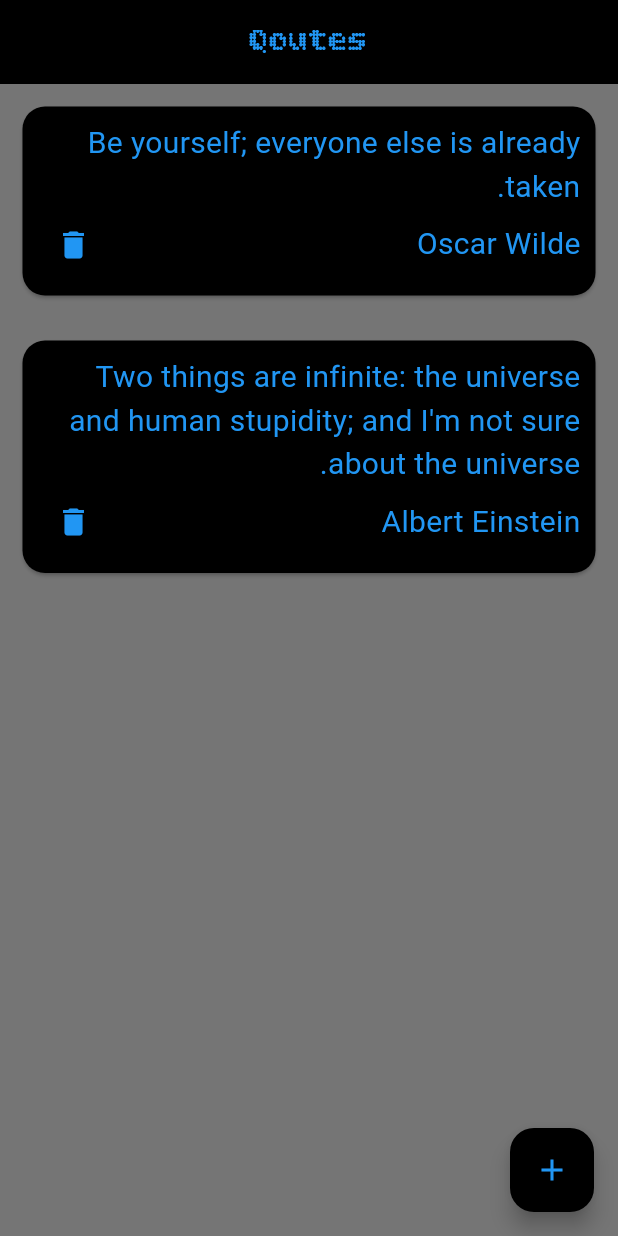
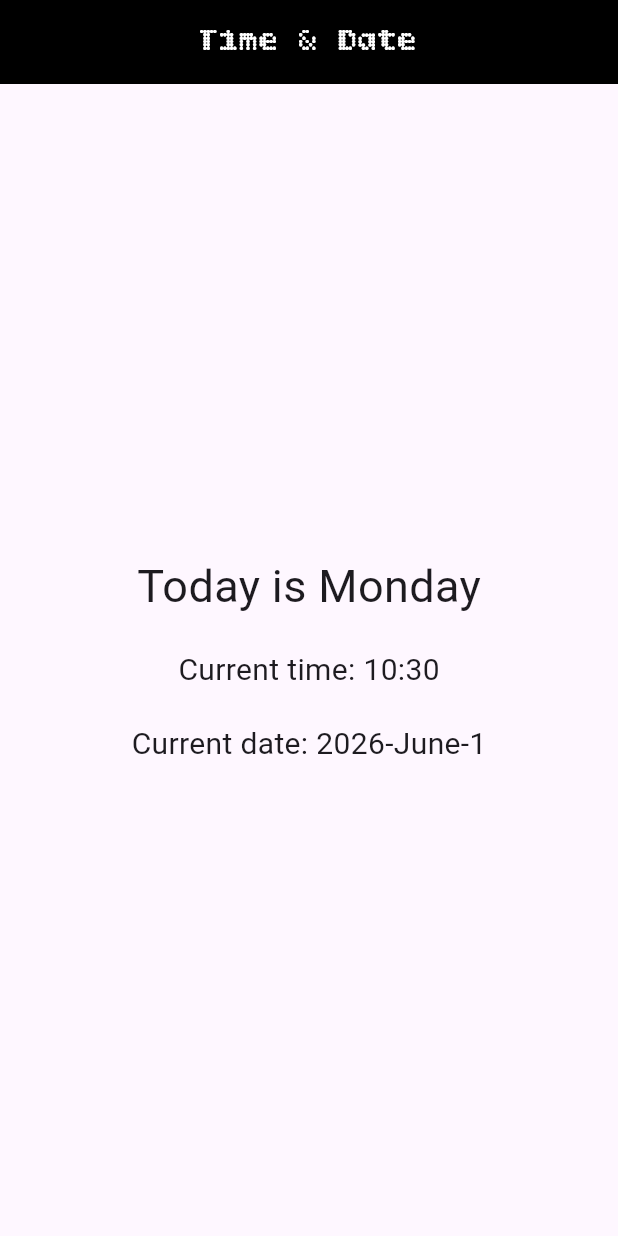
Before and after one commit to bassemali9507-sys/Qoutes_APP, a Flutter app: the screen it shows after launch, on a phone screen of 412 x 824 dp. Run offline on Flutter 3.47's test engine with Material 3 defaults, Android fonts, the phone set to English and light mode, and no system bars.

Commit message:
Refactor Timer app: replace Quotes functionality with current time and date display

```diff
--- a/lib/main.dart
+++ b/lib/main.dart
@@ -1,140 +1,110 @@
 import 'package:flutter/material.dart';
-import 'package:start_up_project/pages/cards.dart';
 
 void main() {
-  runApp(const Qoutes());
+  runApp(const Timer());
 }
 
-class Qoutes extends StatefulWidget {
-  const Qoutes({Key? key}) : super(key: key);
+class Timer extends StatefulWidget {
+  const Timer({super.key});
 
   @override
-  State<Qoutes> createState() => _QoutesState();
+  State<Timer> createState() => _TimerState();
 }
 
-class Quote {
-  String title;
-  String author;
-  Quote({required this.title, required this.author});
-}
+class _TimerState extends State<Timer> {
+  String Today = "";
 
-class _QoutesState extends State<Qoutes> {
-  List<Quote> allQoutes = [
-    Quote(
-      title: "Be yourself; everyone else is already taken.",
-      author: "Oscar Wilde",
-    ),
-    Quote(
-      title:
-          "Two things are infinite: the universe and human stupidity; and I'm not sure about the universe.",
-      author: "Albert Einstein",
-    ),
-  ];
-  final TextEditingController titleController = TextEditingController();
-  final TextEditingController authorController = TextEditingController();
+  String hour = "";
+  String minute = "";
 
-  addingText() {
+  String year = "";
+  String month = "";
+  String day = "";
+
+  void _dateFunctions() {
     setState(() {
-      allQoutes.add(
-        Quote(title: titleController.text, author: authorController.text),
-      );
+      final months = [
+        'January',
+        'February',
+        'March',
+        'April',
+        'May',
+        'June',
+        'July',
+        'August',
+        'September',
+        'October',
+        'November',
+        'December',
+      ];
+      DateTime now = DateTime.now();
+      year = now.year.toString();
+      month = months[now.month - 1];
+      day = now.day.toString();
+      hour = now.hour.toString();
+      minute = now.minute.toString();
+      switch (now.weekday) {
+        case 1:
+          Today = "Monday";
+          break;
+        case 2:
+          Today = "Tuesday";
+          break;
+        case 3:
+          Today = "Wednesday";
+          break;
+        case 4:
+          Today = "Thursday";
+          break;
+        case 5:
+          Today = "Friday";
+          break;
+        case 6:
+          Today = "Saturday";
+          break;
+        case 7:
+          Today = "Sunday";
+          break;
+      }
     });
-    titleController.clear();
-    authorController.clear();
   }
 
-  delete(Quote item) {
-    setState(() {
-      allQoutes.remove(item);
-    });
+  @override
+  void initState() {
+    super.initState();
+    _dateFunctions();
   }
 
   @override
   Widget build(BuildContext context) {
     return MaterialApp(
       debugShowCheckedModeBanner: false,
-      theme: ThemeData.light(useMaterial3: true),
       home: Scaffold(
-        backgroundColor: Colors.grey[600],
         appBar: AppBar(
           backgroundColor: Colors.black,
-          title: const Text(
-            "Qoutes",
-            style: TextStyle(color: Colors.blue, fontFamily: "Bassem"),
+          title: Text(
+            "Time & Date",
+            style: TextStyle(color: Colors.white, fontFamily: "Bassem"),
           ),
           centerTitle: true,
         ),
-        body: Column(
-          children: [
-            ...allQoutes.map(
-              (item) => CardWidget(
-                item: item,
-                title: item.title,
-                author: item.author,
-                delete: (qouteToWithdrawn) {
-                  setState(() {
-                    allQoutes.remove(item);
-                  });
-                },
+        body: Center(
+          child: Column(
+            mainAxisAlignment: MainAxisAlignment.center,
+            children: [
+              Text("Today is $Today", style: TextStyle(fontSize: 30)),
+              SizedBox(height: 20),
+              Text(
+                "Current time: ${hour.padLeft(2, '0')}:${minute.padLeft(2, '0')}",
+                style: TextStyle(fontSize: 20),
               ),
-            ),
-          ],
-        ),
-        floatingActionButton: Builder(
-          builder: (BuildContext contextOfButton) {
-            return FloatingActionButton(
-              onPressed: () {
-                showDialog(
-                  context: contextOfButton,
-                  builder: (BuildContext context) {
-                    return AlertDialog(
-                      title: const Text("Add Quote"),
-                      content: Column(
-                        mainAxisSize: MainAxisSize.min,
-                        children: [
-                          TextField(
-                            controller: titleController,
-                            decoration: const InputDecoration(
-                              hintText: "Quote",
-                            ),
-                          ),
-                          TextField(
-                            controller: authorController,
-                            decoration: const InputDecoration(
-                              hintText: "Author",
-                            ),
-                          ),
-                        ],
-                      ),
-                      actions: [
-                        Row(
-                          mainAxisAlignment: MainAxisAlignment.spaceBetween,
-                          children: [
-                            TextButton(
-                              onPressed: () {
-                                addingText();
-                                Navigator.pop(context);
-                              },
-                              child: const Text("Add"),
-                            ),
-
-                            TextButton(
-                              onPressed: () {
-                                Navigator.pop(context);
-                              },
-                              child: const Text("Cancel"),
-                            ),
-                          ],
-                        ),
-                      ],
-                    );
-                  },
-                );
-              },
-              backgroundColor: Colors.black,
-              child: const Icon(Icons.add, color: Colors.blue),
-            );
-          },
+              SizedBox(height: 20),
+              Text(
+                "Current date: $year-$month-$day",
+                style: TextStyle(fontSize: 20),
+              ),
+            ],
+          ),
         ),
       ),
     );
--- a/lib/pages/cards.dart
+++ /dev/null
@@ -1,56 +0,0 @@
-import 'package:flutter/material.dart';
-import 'package:start_up_project/main.dart';
-
-class CardWidget extends StatelessWidget {
-  final String title;
-  final String author;
-  final Function delete;
-  final Quote item;
-  const CardWidget({
-    super.key,
-    required this.title,
-    required this.author,
-    required this.delete,
-    required this.item,
-  });
-
-  @override
-  Widget build(BuildContext context) {
-    return SingleChildScrollView(
-      child: Card(
-        margin: EdgeInsets.all(15),
-        shape: RoundedRectangleBorder(borderRadius: BorderRadius.circular(15)),
-        color: Colors.black,
-        child: Container(
-          padding: EdgeInsets.all(10),
-          child: Column(
-            crossAxisAlignment: CrossAxisAlignment.stretch,
-            children: [
-              Text(
-                title,
-                style: TextStyle(color: Colors.blue, fontSize: 20),
-                textDirection: TextDirection.rtl,
-              ),
-              Row(
-                mainAxisAlignment: MainAxisAlignment.spaceBetween,
-                children: [
-                  IconButton(
-                    onPressed: () {
-                      delete(item);
-                    },
-                    icon: Icon(Icons.delete, color: Colors.blue),
-                  ),
-                  Text(
-                    author,
-                    style: TextStyle(color: Colors.blue, fontSize: 20),
-                    textDirection: TextDirection.ltr,
-                  ),
-                ],
-              ),
-            ],
-          ),
-        ),
-      ),
-    );
-  }
-}
```
